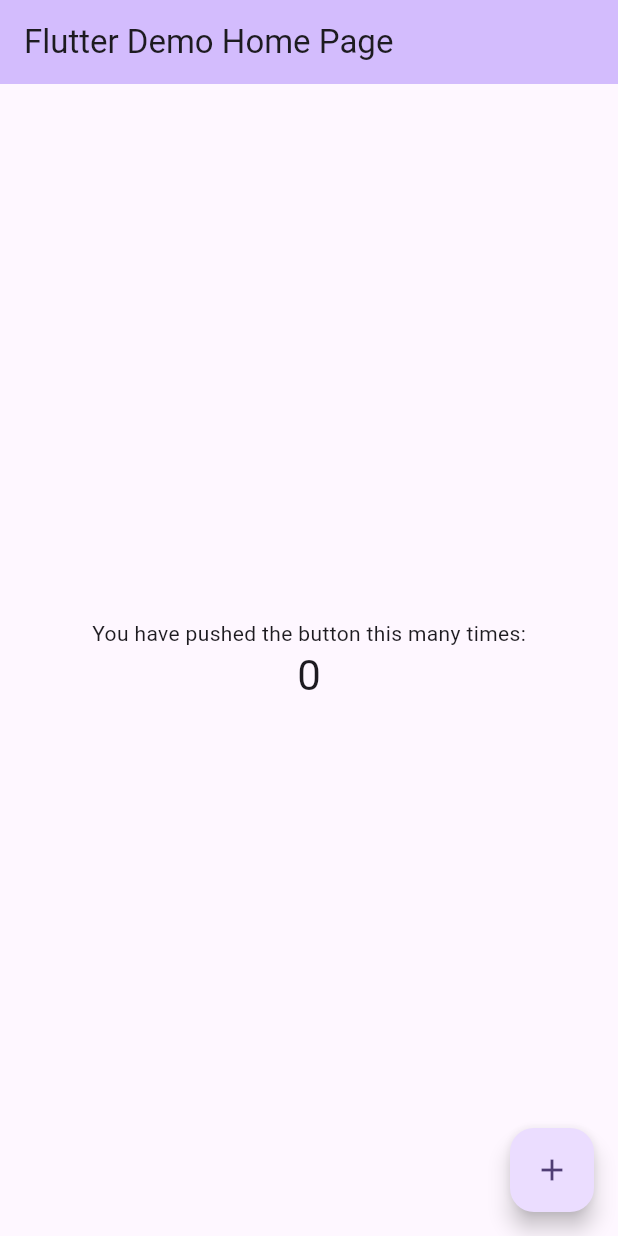
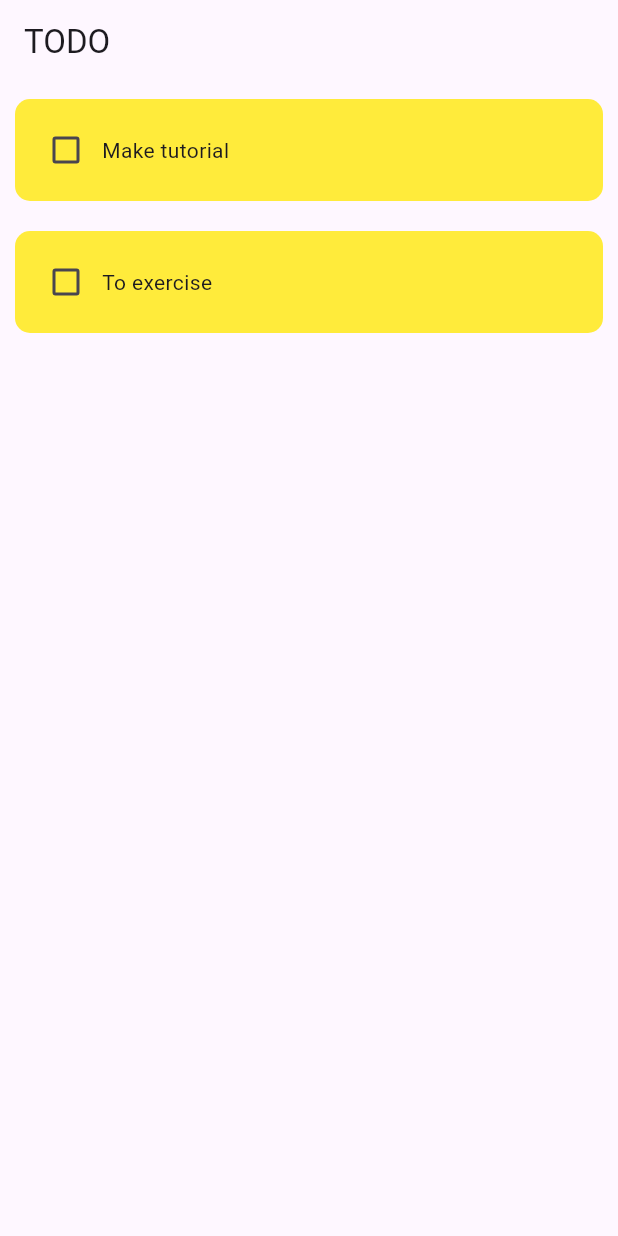
Before and after one commit to MateusSartorio/todo-app, a Flutter app: the screen it shows after launch, on a phone screen of 412 x 824 dp. Run offline on Flutter 3.47's test engine with Material 3 defaults, Android fonts, the phone set to English and light mode, and no system bars.

Commit message:
tasks rendered dynamically and can be checked or unchecked

```diff
--- a/lib/main.dart
+++ b/lib/main.dart
@@ -1,4 +1,5 @@
 import 'package:flutter/material.dart';
+import 'package:todo_app/pages/home_page.dart';
 
 void main() {
   runApp(const MyApp());
@@ -12,114 +13,9 @@ class MyApp extends StatelessWidget {
   Widget build(BuildContext context) {
     return MaterialApp(
       title: 'Flutter Demo',
-      theme: ThemeData(
-        // This is the theme of your application.
-        //
-        // TRY THIS: Try running your application with "flutter run". You'll see
-        // the application has a purple toolbar. Then, without quitting the app,
-        // try changing the seedColor in the colorScheme below to Colors.green
-        // and then invoke "hot reload" (save your changes or press the "hot
-        // reload" button in a Flutter-supported IDE, or press "r" if you used
-        // the command line to start the app).
-        //
-        // Notice that the counter didn't reset back to zero; the application
-        // state is not lost during the reload. To reset the state, use hot
-        // restart instead.
-        //
-        // This works for code too, not just values: Most code changes can be
-        // tested with just a hot reload.
-        colorScheme: ColorScheme.fromSeed(seedColor: Colors.deepPurple),
-        useMaterial3: true,
-      ),
-      home: const MyHomePage(title: 'Flutter Demo Home Page'),
+      home: HomePage(),
+      theme: ThemeData(primarySwatch: Colors.yellow),
+      debugShowCheckedModeBanner: false,
     );
   }
 }
-
-class MyHomePage extends StatefulWidget {
-  const MyHomePage({super.key, required this.title});
-
-  // This widget is the home page of your application. It is stateful, meaning
-  // that it has a State object (defined below) that contains fields that affect
-  // how it looks.
-
-  // This class is the configuration for the state. It holds the values (in this
-  // case the title) provided by the parent (in this case the App widget) and
-  // used by the build method of the State. Fields in a Widget subclass are
-  // always marked "final".
-
-  final String title;
-
-  @override
-  State<MyHomePage> createState() => _MyHomePageState();
-}
-
-class _MyHomePageState extends State<MyHomePage> {
-  int _counter = 0;
-
-  void _incrementCounter() {
-    setState(() {
-      // This call to setState tells the Flutter framework that something has
-      // changed in this State, which causes it to rerun the build method below
-      // so that the display can reflect the updated values. If we changed
-      // _counter without calling setState(), then the build method would not be
-      // called again, and so nothing would appear to happen.
-      _counter++;
-    });
-  }
-
-  @override
-  Widget build(BuildContext context) {
-    // This method is rerun every time setState is called, for instance as done
-    // by the _incrementCounter method above.
-    //
-    // The Flutter framework has been optimized to make rerunning build methods
-    // fast, so that you can just rebuild anything that needs updating rather
-    // than having to individually change instances of widgets.
-    return Scaffold(
-      appBar: AppBar(
-        // TRY THIS: Try changing the color here to a specific color (to
-        // Colors.amber, perhaps?) and trigger a hot reload to see the AppBar
-        // change color while the other colors stay the same.
-        backgroundColor: Theme.of(context).colorScheme.inversePrimary,
-        // Here we take the value from the MyHomePage object that was created by
-        // the App.build method, and use it to set our appbar title.
-        title: Text(widget.title),
-      ),
-      body: Center(
-        // Center is a layout widget. It takes a single child and positions it
-        // in the middle of the parent.
-        child: Column(
-          // Column is also a layout widget. It takes a list of children and
-          // arranges them vertically. By default, it sizes itself to fit its
-          // children horizontally, and tries to be as tall as its parent.
-          //
-          // Column has various properties to control how it sizes itself and
-          // how it positions its children. Here we use mainAxisAlignment to
-          // center the children vertically; the main axis here is the vertical
-          // axis because Columns are vertical (the cross axis would be
-          // horizontal).
-          //
-          // TRY THIS: Invoke "debug painting" (choose the "Toggle Debug Paint"
-          // action in the IDE, or press "p" in the console), to see the
-          // wireframe for each widget.
-          mainAxisAlignment: MainAxisAlignment.center,
-          children: <Widget>[
-            const Text(
-              'You have pushed the button this many times:',
-            ),
-            Text(
-              '$_counter',
-              style: Theme.of(context).textTheme.headlineMedium,
-            ),
-          ],
-        ),
-      ),
-      floatingActionButton: FloatingActionButton(
-        onPressed: _incrementCounter,
-        tooltip: 'Increment',
-        child: const Icon(Icons.add),
-      ), // This trailing comma makes auto-formatting nicer for build methods.
-    );
-  }
-}
--- /dev/null
+++ b/lib/pages/home_page.dart
@@ -0,0 +1,36 @@
+import 'package:flutter/material.dart';
+import 'package:todo_app/tiles/todo_tile.dart';
+
+class HomePage extends StatefulWidget {
+  const HomePage({Key? key}) : super(key: key);
+
+  @override
+  _HomePageState createState() => _HomePageState();
+}
+
+class _HomePageState extends State<HomePage> {
+  List todoList = [
+    ["Make tutorial", false],
+    ["To exercise", false],
+  ];
+
+  void checkboxChanged(bool? value, int index) {
+    setState(() {
+      todoList[index][1] = !todoList[index][1];
+    });
+  }
+
+  @override
+  Widget build(BuildContext context) {
+    return Scaffold(
+      appBar: AppBar(title: Text("TODO")),
+      body: ListView.builder(
+          itemCount: todoList.length,
+          itemBuilder: (context, index) => TodoTile(
+                taskName: todoList[index][0],
+                taskCompleted: todoList[index][1],
+                onChanged: (value) => checkboxChanged(value, index),
+              )),
+    );
+  }
+}
--- /dev/null
+++ b/lib/tiles/todo_tile.dart
@@ -0,0 +1,38 @@
+import 'package:flutter/material.dart';
+
+class TodoTile extends StatelessWidget {
+  final String taskName;
+  final bool taskCompleted;
+  Function(bool?)? onChanged;
+
+  TodoTile(
+      {Key? key,
+      required this.taskName,
+      required this.taskCompleted,
+      required this.onChanged})
+      : super(key: key);
+
+  @override
+  Widget build(BuildContext context) {
+    return Padding(
+      padding: const EdgeInsets.all(10.0),
+      child: Container(
+          padding: const EdgeInsets.all(10.0),
+          decoration: BoxDecoration(
+              color: Colors.yellow, borderRadius: BorderRadius.circular(10)),
+          child: Row(
+            children: [
+              Checkbox(value: taskCompleted, onChanged: onChanged),
+              // task name
+              Text(
+                taskName,
+                style: TextStyle(
+                    decoration: taskCompleted
+                        ? TextDecoration.lineThrough
+                        : TextDecoration.none),
+              ),
+            ],
+          )),
+    );
+  }
+}
```
